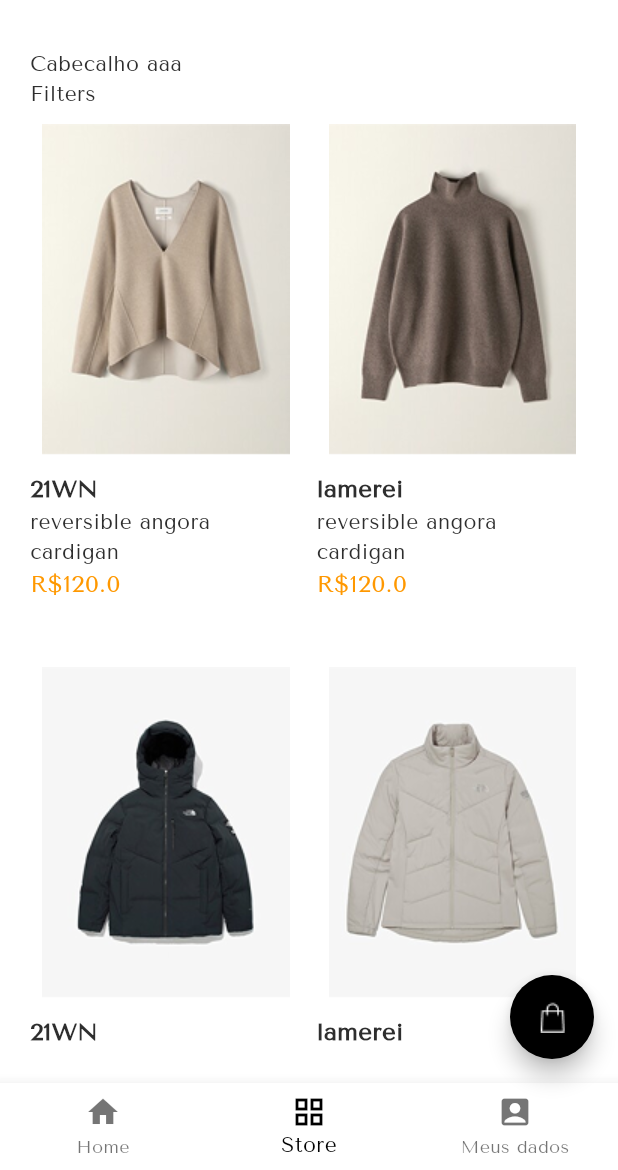
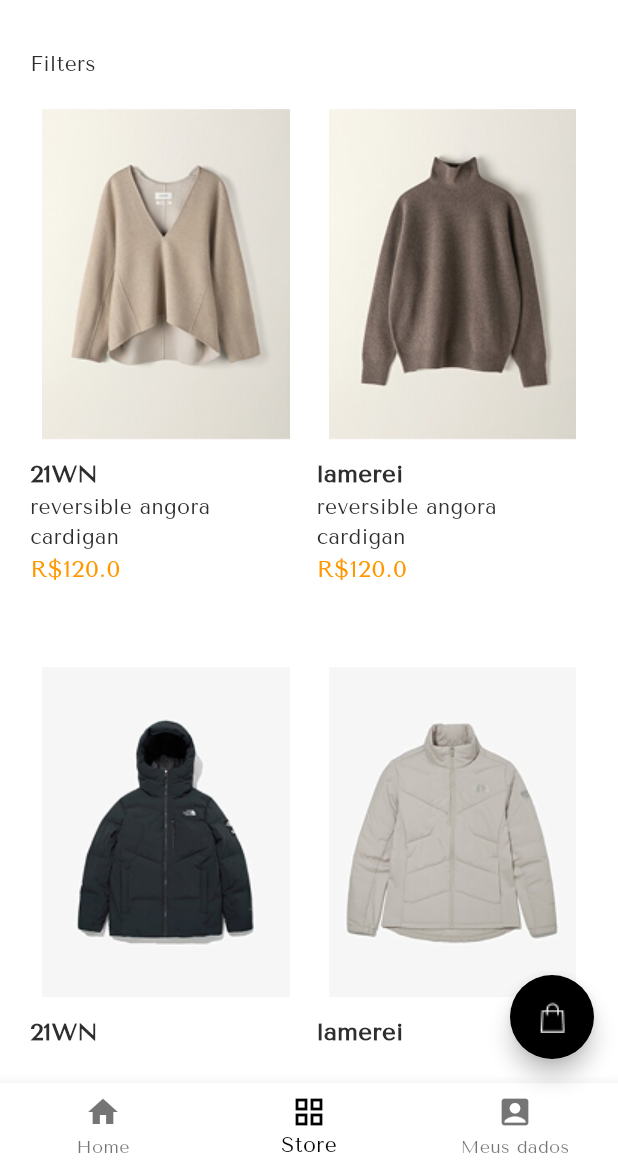
Before and after one commit to St4rThabs/Open-Fashion, a Flutter app: the screen it shows after launch, after a tap on "EXPLORE COLLECTION", on a phone screen of 412 x 824 dp, the part 66-1236 px from its top. Run offline on Flutter 3.47's test engine with Material 3 defaults, Android fonts, the phone set to English and light mode, and no system bars.

Commit message:
versao final apresentacao

```diff
--- a/open_fashion/lib/pages/grid_view_page.dart
+++ b/open_fashion/lib/pages/grid_view_page.dart
@@ -1,49 +1,13 @@
 import 'package:flutter/material.dart';
 import 'package:open_fashion/models/item.dart';
 import 'package:open_fashion/pages/item_selected_page.dart';
+import 'package:open_fashion/widgets/footer_widget.dart';
 import 'package:open_fashion/widgets/store_item_widget.dart';
 
 class GridViewPage extends StatelessWidget {
   final int? category;
 
-  //Json api
   final List<Map> itemJson = [
-    {
-      "id": 1344,
-      "title": "21WN",
-      "subtitle": "reversible angora cardigan",
-      "imagepath": "assets/blusa1344.png",
-      "price": 120.00,
-      "colors": ["black"],
-      "sizes": ["P", "M"],
-    },
-    {
-      "id": 2344,
-      "title": "lamerei",
-      "subtitle": "reversible angora cardigan",
-      "imagepath": "assets/blusa2344.png",
-      "price": 120.00,
-      "colors": ["black"],
-      "sizes": ["P", "M"],
-    },
-    {
-      "id": 4344,
-      "title": "21WN",
-      "subtitle": "reversible angora cardigan",
-      "imagepath": "assets/blusa4344.png",
-      "price": 120.00,
-      "colors": ["black"],
-      "sizes": ["P", "M"],
-    },
-    {
-      "id": 3344,
-      "title": "lamerei",
-      "subtitle": "reversible angora cardigan",
-      "imagepath": "assets/blusa3344.png",
-      "price": 120.00,
-      "colors": ["black"],
-      "sizes": ["P", "M"],
-    },
     {
       "id": 1344,
       "title": "21WN",
@@ -86,31 +50,31 @@ class GridViewPage extends StatelessWidget {
 
   @override
   Widget build(BuildContext context) {
-    return Container(
-      padding: EdgeInsets.all(20),
+    return Padding(
+      padding: const EdgeInsets.all(20),
+      child: CustomScrollView(
+        slivers: [
+          SliverToBoxAdapter(
             child: Column(
+              crossAxisAlignment: CrossAxisAlignment.start,
               children: [
-          Row(children: [Text("Cabecalho"), Text(" aaa")]),
                 Row(children: [Text("Filters")]),
-          Expanded(
-            child: GridView.count(
-              crossAxisCount: 2,
-              crossAxisSpacing: 10,
-              childAspectRatio: (1 / 2), //1 = width, 2.2 height
-              children: [
-                //Itens grid view da lista de itensCategory
-                ...itemJson.map(
-                  (item) => (StoreItemWidget(
-                    onPressed:
-                        () => {
+                const SizedBox(height: 10),
+              ],
+            ),
+          ),
+          SliverGrid(
+            delegate: SliverChildBuilderDelegate(
+              (context, index) {
+                final item = itemJson[index];
+                return StoreItemWidget(
+                  onPressed: () {
                     Navigator.push(
                       context,
                       MaterialPageRoute(
-                              builder:
-                                  (context) =>
-                                      ItemSelectedPage(idItem: item['id']),
+                        builder: (context) => ItemSelectedPage(idItem: item['id']),
                       ),
-                          ),
+                    );
                   },
                   item: Item(
                     id: item['id'],
@@ -121,9 +85,21 @@ class GridViewPage extends StatelessWidget {
                     colors: item["colors"],
                     sizes: item["sizes"],
                   ),
-                  )),
+                );
+              },
+              childCount: itemJson.length,
             ),
-              ],
+            gridDelegate: const SliverGridDelegateWithFixedCrossAxisCount(
+              crossAxisCount: 2,
+              crossAxisSpacing: 10,
+              mainAxisSpacing: 10,
+              childAspectRatio: 1 / 2,
+            ),
+          ),
+          SliverToBoxAdapter(
+            child: Padding(
+              padding: const EdgeInsets.only(top: 20, bottom: 80), // espaço pra BottomNav
+              child: Footer(),
             ),
           ),
         ],
--- a/open_fashion/lib/pages/home_page.dart
+++ b/open_fashion/lib/pages/home_page.dart
@@ -1,5 +1,6 @@
 import 'package:flutter/material.dart';
 import 'package:open_fashion/main.dart';
+import 'package:open_fashion/widgets/footer_widget.dart';
 
 class HomePage extends StatefulWidget {
   const HomePage({super.key});
@@ -15,10 +16,30 @@ class _HomePage extends State<HomePage> {
 
     return Scaffold(
       extendBodyBehindAppBar: true,
-      body: LayoutBuilder(
-        builder: (context, constraints) {
-          return SingleChildScrollView(
-            child: Stack(
+      body: SingleChildScrollView(
+        child: Column(
+          children: [
+            Banner(screenWidth: screenWidth),
+            const SizedBox(height: 40), // espaçamento entre banner e footer
+            const Footer(),
+          ],
+        ),
+      ),
+    );
+  }
+}
+
+class Banner extends StatelessWidget {
+  const Banner({
+    super.key,
+    required this.screenWidth,
+  });
+
+  final double screenWidth;
+
+  @override
+  Widget build(BuildContext context) {
+    return Stack(
       children: [
         Image.asset(
           'assets/Banner.png',
@@ -57,10 +78,6 @@ class _HomePage extends State<HomePage> {
           ),
         ),
       ],
-            ),
-          );
-        },
-      ),
     );
   }
 }
--- a/open_fashion/lib/widgets/footer_widget.dart
+++ b/open_fashion/lib/widgets/footer_widget.dart
@@ -6,7 +6,6 @@ class Footer extends StatelessWidget {
   @override
   Widget build(BuildContext context) {
     return Container(
-      padding: const EdgeInsets.symmetric(vertical: 20, horizontal: 16),
       color: const Color.fromARGB(255, 255, 255, 255),
       child: Column(
         mainAxisSize: MainAxisSize.min,
```
Lines whose indentation alone changed are shown as unchanged.
